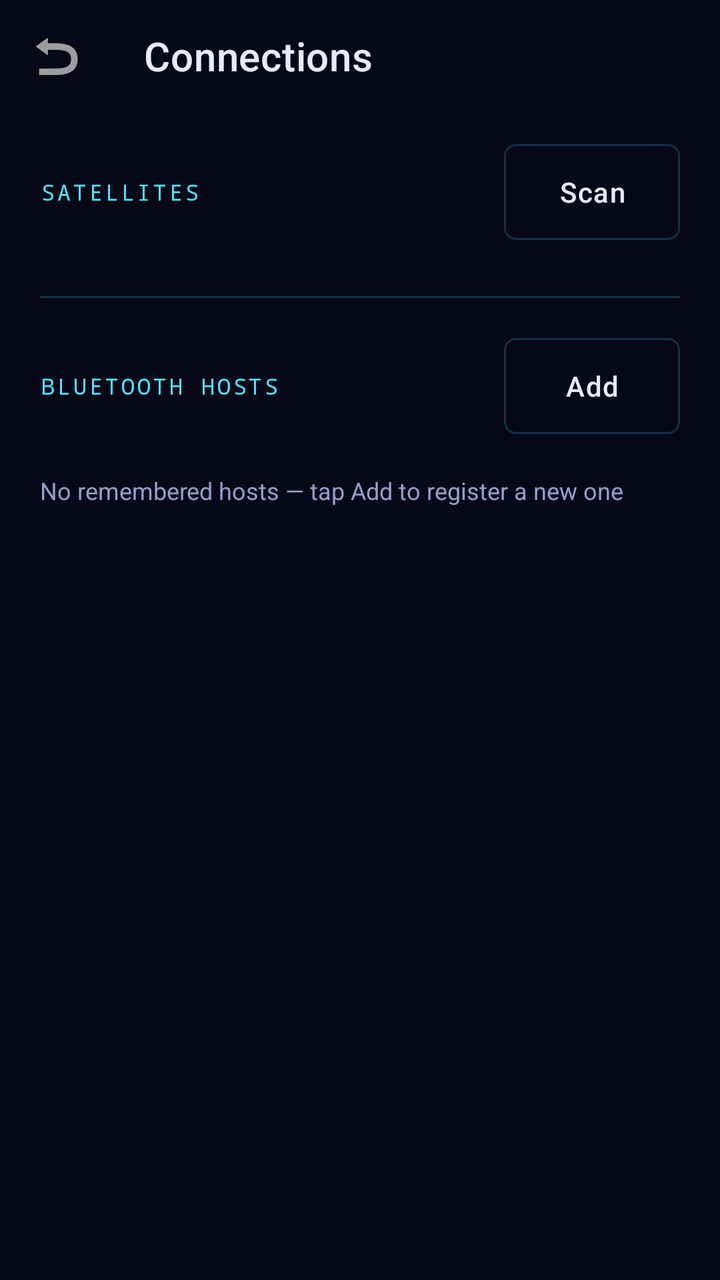
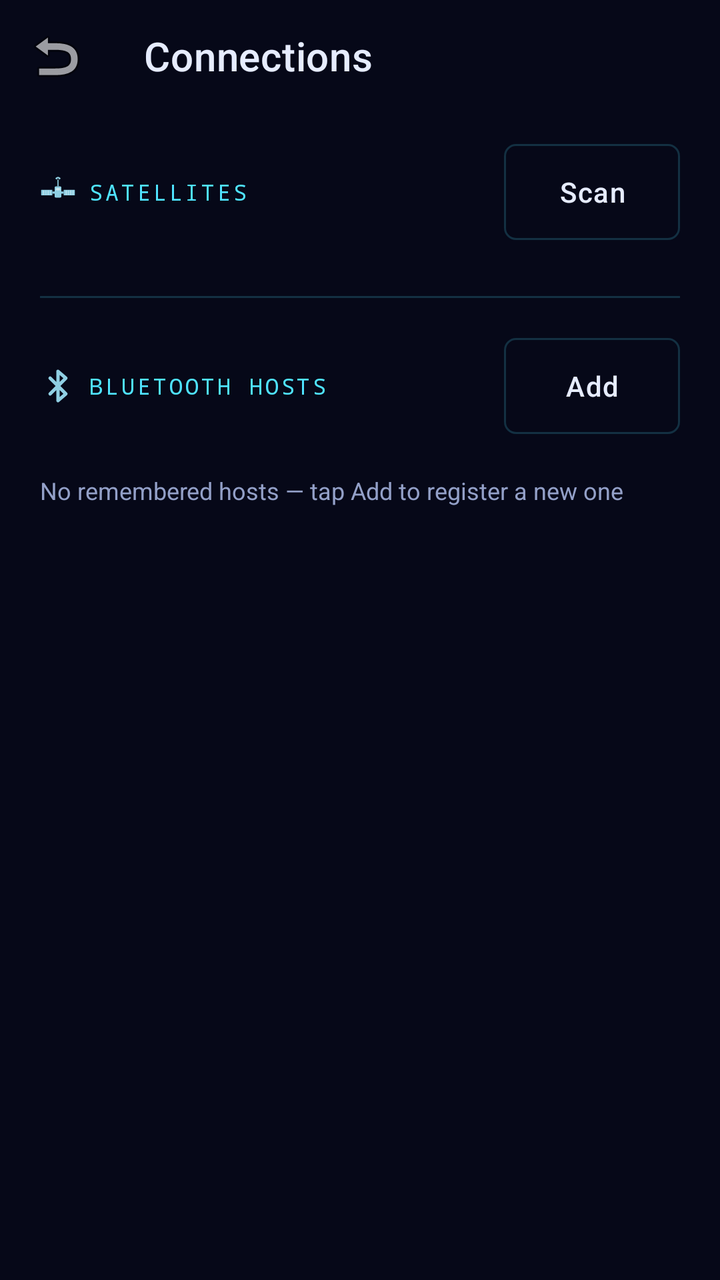

Two renders of the same Android screen: before a commit and after it. Below are the layout's source before the change and the commit's diff.
<!-- AndroidManifest.xml: activity theme Theme.Dish -->
<!-- res/layout/activity_connections.xml -->
<?xml version="1.0" encoding="utf-8"?>
<FrameLayout xmlns:android="http://schemas.android.com/apk/res/android"
    xmlns:app="http://schemas.android.com/apk/res-auto"
    android:layout_width="match_parent"
    android:layout_height="match_parent"
    android:background="@color/colorBackground"
    android:fitsSystemWindows="true">

    <LinearLayout
        android:layout_width="match_parent"
        android:layout_height="match_parent"
        android:orientation="vertical">

        <com.google.android.material.appbar.MaterialToolbar
            android:id="@+id/toolbar"
            android:layout_width="match_parent"
            android:layout_height="?attr/actionBarSize"
            android:background="@color/colorBackground"
            app:title="Connections"
            app:titleTextColor="@color/colorOnSurface"
            app:navigationIcon="@android:drawable/ic_menu_revert" />

        <androidx.core.widget.NestedScrollView
            android:layout_width="match_parent"
            android:layout_height="0dp"
            android:layout_weight="1"
            android:paddingHorizontal="20dp"
            android:paddingVertical="16dp">

            <LinearLayout
                android:layout_width="match_parent"
                android:layout_height="wrap_content"
                android:orientation="vertical">

                
                <LinearLayout
                    android:layout_width="match_parent"
                    android:layout_height="wrap_content"
                    android:orientation="horizontal"
                    android:gravity="center_vertical">

                    <TextView
                        android:layout_width="0dp"
                        android:layout_height="wrap_content"
                        android:layout_weight="1"
                        android:text="SATELLITES"
                        android:textColor="@color/colorPrimary"
                        android:textSize="11sp"
                        android:fontFamily="monospace"
                        android:letterSpacing="0.12" />

                    <com.google.android.material.button.MaterialButton
                        android:id="@+id/btnSatelliteScan"
                        style="@style/Widget.Dish.Button.Outlined"
                        android:layout_width="wrap_content"
                        android:layout_height="wrap_content"
                        android:text="Scan"
                        android:textAllCaps="false" />
                </LinearLayout>

                <LinearLayout
                    android:id="@+id/llSatelliteList"
                    android:layout_width="match_parent"
                    android:layout_height="wrap_content"
                    android:orientation="vertical"
                    android:paddingTop="8dp" />

                <TextView
                    android:id="@+id/tvSatelliteEmpty"
                    android:layout_width="match_parent"
                    android:layout_height="wrap_content"
                    android:text="Tap Scan to find satellites on your network"
                    android:textColor="@color/colorMuted"
                    android:textSize="12sp"
                    android:paddingVertical="12dp"
                    android:visibility="gone" />

                <View
                    android:layout_width="match_parent"
                    android:layout_height="1dp"
                    android:layout_marginVertical="20dp"
                    android:background="@color/colorOutline" />

                
                <LinearLayout
                    android:layout_width="match_parent"
                    android:layout_height="wrap_content"
                    android:orientation="horizontal"
                    android:gravity="center_vertical">

                    <TextView
                        android:layout_width="0dp"
                        android:layout_height="wrap_content"
                        android:layout_weight="1"
                        android:text="BLUETOOTH HOSTS"
                        android:textColor="@color/colorPrimary"
                        android:textSize="11sp"
                        android:fontFamily="monospace"
                        android:letterSpacing="0.12" />

                    <com.google.android.material.button.MaterialButton
                        android:id="@+id/btnBtAdd"
                        style="@style/Widget.Dish.Button.Outlined"
                        android:layout_width="wrap_content"
                        android:layout_height="wrap_content"
                        android:text="Add"
                        android:textAllCaps="false" />
                </LinearLayout>

                <LinearLayout
                    android:id="@+id/llBtList"
                    android:layout_width="match_parent"
                    android:layout_height="wrap_content"
                    android:orientation="vertical"
                    android:paddingTop="8dp" />

                <TextView
                    android:id="@+id/tvBtEmpty"
                    android:layout_width="match_parent"
                    android:layout_height="wrap_content"
                    android:text="No remembered hosts — tap Add to register a new one"
                    android:textColor="@color/colorMuted"
                    android:textSize="12sp"
                    android:paddingVertical="12dp" />

            </LinearLayout>
        </androidx.core.widget.NestedScrollView>
    </LinearLayout>

    
    <include layout="@layout/overlay_low_power" />
</FrameLayout>
<!-- res/layout/overlay_low_power.xml (included above) -->
<?xml version="1.0" encoding="utf-8"?>
<merge xmlns:android="http://schemas.android.com/apk/res/android">

    
    <LinearLayout
        android:id="@+id/llCountdownBanner"
        android:layout_width="match_parent"
        android:layout_height="wrap_content"
        android:layout_gravity="bottom"
        android:orientation="horizontal"
        android:gravity="center"
        android:background="@color/colorSurface"
        android:padding="12dp"
        android:visibility="gone">

        <TextView
            android:layout_width="wrap_content"
            android:layout_height="wrap_content"
            android:text="Low-power mode in "
            android:textColor="@color/colorMuted"
            android:textSize="13sp" />

        <TextView
            android:id="@+id/tvCountdownSeconds"
            android:layout_width="wrap_content"
            android:layout_height="wrap_content"
            android:text="30"
            android:textColor="@color/colorWarning"
            android:textSize="13sp"
            android:textStyle="bold" />

        <TextView
            android:layout_width="wrap_content"
            android:layout_height="wrap_content"
            android:text="s"
            android:textColor="@color/colorMuted"
            android:textSize="13sp" />
    </LinearLayout>

    
    <FrameLayout
        android:id="@+id/flLowPowerOverlay"
        android:layout_width="match_parent"
        android:layout_height="match_parent"
        android:background="@color/colorOverlayScrim"
        android:visibility="gone"
        android:clickable="true"
        android:focusable="true">

        <LinearLayout
            android:layout_width="wrap_content"
            android:layout_height="wrap_content"
            android:layout_gravity="center"
            android:orientation="vertical"
            android:gravity="center">

            <TextView
                android:id="@+id/tvLowPowerTime"
                android:layout_width="wrap_content"
                android:layout_height="wrap_content"
                android:text="00:00"
                android:textColor="@color/colorPrimary"
                android:textSize="48sp"
                android:fontFamily="monospace"
                android:textStyle="bold" />

            <TextView
                android:id="@+id/tvLowPowerStatus"
                android:layout_width="wrap_content"
                android:layout_height="wrap_content"
                android:text="LOW POWER — TAP TO WAKE"
                android:textColor="@color/colorMuted"
                android:textSize="12sp"
                android:layout_marginTop="8dp"
                android:fontFamily="monospace" />
        </LinearLayout>
    </FrameLayout>
</merge>
<!-- resources referenced by this layout -->
<resources>
  <color name="colorBackground">#060818</color>
  <color name="colorMuted">#93A0C8</color>
  <color name="colorOnSurface">#E6ECFF</color>
  <color name="colorOutline">#2E4FE3FF</color>
  <color name="colorOverlayScrim">#CC000000</color>
  <color name="colorPrimary">#4FE3FF</color>
  <color name="colorSurface">#0C1027</color>
  <color name="colorWarning">#F59E0B</color>
  <color name="colorPrimaryDark">#2C93AD</color>
  <color name="colorOnPrimary">#060818</color>
  <color name="colorPrimaryMid">#2C93AD</color>
  <color name="colorError">#E74C3C</color>
  <!-- unchanged entries left out for length: 3 -->
</resources>

<!-- the commit's change to res/layout/activity_connections.xml (unified diff, before → after) -->
@@ -1,5 +1,5 @@
 <?xml version="1.0" encoding="utf-8"?>
-<FrameLayout xmlns:android="http://schemas.android.com/apk/res/android"
+<androidx.coordinatorlayout.widget.CoordinatorLayout xmlns:android="http://schemas.android.com/apk/res/android"
     xmlns:app="http://schemas.android.com/apk/res-auto"
     android:layout_width="match_parent"
     android:layout_height="match_parent"
@@ -16,7 +16,7 @@
             android:layout_width="match_parent"
             android:layout_height="?attr/actionBarSize"
             android:background="@color/colorBackground"
-            app:title="Connections"
+            app:title="@string/title_connections"
             app:titleTextColor="@color/colorOnSurface"
             app:navigationIcon="@android:drawable/ic_menu_revert" />
 
@@ -39,11 +39,19 @@
                     android:orientation="horizontal"
                     android:gravity="center_vertical">
 
+                    
+                    <ImageView
+                        android:layout_width="18dp"
+                        android:layout_height="18dp"
+                        android:layout_marginEnd="6dp"
+                        android:contentDescription="@null"
+                        android:src="@drawable/ic_satellite" />
+
                     <TextView
                         android:layout_width="0dp"
                         android:layout_height="wrap_content"
                         android:layout_weight="1"
-                        android:text="SATELLITES"
+                        android:text="@string/section_satellites"
                         android:textColor="@color/colorPrimary"
                         android:textSize="11sp"
                         android:fontFamily="monospace"
@@ -54,7 +62,7 @@
                         style="@style/Widget.Dish.Button.Outlined"
                         android:layout_width="wrap_content"
                         android:layout_height="wrap_content"
-                        android:text="Scan"
+                        android:text="@string/action_scan"
                         android:textAllCaps="false" />
                 </LinearLayout>
 
@@ -69,7 +77,7 @@
                     android:id="@+id/tvSatelliteEmpty"
                     android:layout_width="match_parent"
                     android:layout_height="wrap_content"
-                    android:text="Tap Scan to find satellites on your network"
+                    android:text="@string/discovery_empty_never_scanned"
                     android:textColor="@color/colorMuted"
                     android:textSize="12sp"
                     android:paddingVertical="12dp"
@@ -88,11 +96,18 @@
                     android:orientation="horizontal"
                     android:gravity="center_vertical">
 
+                    <ImageView
+                        android:layout_width="18dp"
+                        android:layout_height="18dp"
+                        android:layout_marginEnd="6dp"
+                        android:contentDescription="@null"
+                        android:src="@drawable/ic_bluetooth" />
+
                     <TextView
                         android:layout_width="0dp"
                         android:layout_height="wrap_content"
                         android:layout_weight="1"
-                        android:text="BLUETOOTH HOSTS"
+                        android:text="@string/section_bluetooth_hosts"
                         android:textColor="@color/colorPrimary"
                         android:textSize="11sp"
                         android:fontFamily="monospace"
@@ -103,7 +118,7 @@
                         style="@style/Widget.Dish.Button.Outlined"
                         android:layout_width="wrap_content"
                         android:layout_height="wrap_content"
-                        android:text="Add"
+                        android:text="@string/action_add"
                         android:textAllCaps="false" />
                 </LinearLayout>
 
@@ -118,7 +133,7 @@
                     android:id="@+id/tvBtEmpty"
                     android:layout_width="match_parent"
                     android:layout_height="wrap_content"
-                    android:text="No remembered hosts — tap Add to register a new one"
+                    android:text="@string/bt_hosts_empty"
                     android:textColor="@color/colorMuted"
                     android:textSize="12sp"
                     android:paddingVertical="12dp" />
@@ -129,7 +144,7 @@
 
     
     <include layout="@layout/overlay_low_power" />
-</FrameLayout>
+</androidx.coordinatorlayout.widget.CoordinatorLayout>
 <!-- res/layout/overlay_low_power.xml (included above) -->
 <?xml version="1.0" encoding="utf-8"?>
 <merge xmlns:android="http://schemas.android.com/apk/res/android">
@@ -137,37 +152,47 @@
     
     <LinearLayout
         android:id="@+id/llCountdownBanner"
-        android:layout_width="match_parent"
+        android:layout_width="wrap_content"
         android:layout_height="wrap_content"
-        android:layout_gravity="bottom"
+        android:layout_gravity="bottom|center_horizontal"
+        android:layout_marginBottom="24dp"
+        android:background="@drawable/bg_pill"
         android:orientation="horizontal"
-        android:gravity="center"
-        android:background="@color/colorSurface"
-        android:padding="12dp"
+        android:gravity="center_vertical"
+        android:paddingHorizontal="20dp"
+        android:paddingVertical="10dp"
         android:visibility="gone">
 
         <TextView
             android:layout_width="wrap_content"
             android:layout_height="wrap_content"
-            android:text="Low-power mode in "
+            android:text="@string/low_power_in"
             android:textColor="@color/colorMuted"
-            android:textSize="13sp" />
+            android:textSize="12sp"
+            android:fontFamily="monospace"
+            android:letterSpacing="0.12"
+            android:layout_marginEnd="10dp" />
 
         <TextView
             android:id="@+id/tvCountdownSeconds"
             android:layout_width="wrap_content"
             android:layout_height="wrap_content"
-            android:text="30"
-            android:textColor="@color/colorWarning"
-            android:textSize="13sp"
-            android:textStyle="bold" />
-
-        <TextView
-            android:layout_width="wrap_content"
-            android:layout_height="wrap_content"
-            android:text="s"
+            android:minWidth="24dp"
+            android:gravity="center"
+            android:text="@string/low_power_countdown_placeholder"
+            android:textColor="@color/colorPrimary"
+            android:textSize="22sp"
+            android:textStyle="bold"
+            android:fontFamily="monospace" />
+
+        <TextView
+            android:layout_width="wrap_content"
+            android:layout_height="wrap_content"
+            android:text="@string/low_power_seconds_suffix"
             android:textColor="@color/colorMuted"
-            android:textSize="13sp" />
+            android:textSize="14sp"
+            android:fontFamily="monospace"
+            android:layout_marginStart="2dp" />
     </LinearLayout>
 
     
@@ -176,36 +201,80 @@
         android:layout_width="match_parent"
         android:layout_height="match_parent"
         android:background="@color/colorOverlayScrim"
-        android:visibility="gone"
         android:clickable="true"
-        android:focusable="true">
-
+        android:focusable="true"
+        android:visibility="gone">
+
+        
         <LinearLayout
             android:layout_width="wrap_content"
             android:layout_height="wrap_content"
             android:layout_gravity="center"
             android:orientation="vertical"
-            android:gravity="center">
+            android:gravity="center_horizontal">
+
+            <TextView
+                android:layout_width="wrap_content"
+                android:layout_height="wrap_content"
+                android:text="@string/low_power"
+                android:textColor="@color/colorPrimary"
+                android:textSize="11sp"
+                android:textStyle="bold"
+                android:fontFamily="monospace"
+                android:letterSpacing="0.32" />
+
+            
+            <View
+                android:layout_width="56dp"
+                android:layout_height="1dp"
+                android:layout_marginTop="10dp"
+                android:background="@color/colorOutline" />
 
             <TextView
                 android:id="@+id/tvLowPowerTime"
                 android:layout_width="wrap_content"
                 android:layout_height="wrap_content"
-                android:text="00:00"
+                android:layout_marginTop="14dp"
+                android:text="@string/low_power_clock_placeholder"
                 android:textColor="@color/colorPrimary"
-                android:textSize="48sp"
+                android:textSize="64sp"
+                android:textStyle="bold"
                 android:fontFamily="monospace"
-                android:textStyle="bold" />
+                android:letterSpacing="0.04" />
+
+            
+            <View
+                android:layout_width="56dp"
+                android:layout_height="1dp"
+                android:layout_marginTop="14dp"
+                android:background="@color/colorOutline" />
 
             <TextView
                 android:id="@+id/tvLowPowerStatus"
                 android:layout_width="wrap_content"
                 android:layout_height="wrap_content"
-                android:text="LOW POWER — TAP TO WAKE"
+                android:layout_marginTop="14dp"
+                android:text="@string/low_power_status_idle"
                 android:textColor="@color/colorMuted"
                 android:textSize="12sp"
-                android:layout_marginTop="8dp"
-                android:fontFamily="monospace" />
+                android:fontFamily="monospace"
+                android:letterSpacing="0.08" />
         </LinearLayout>
+
+        
+        <TextView
+            android:layout_width="wrap_content"
+            android:layout_height="wrap_content"
+            android:layout_gravity="bottom|center_horizontal"
+            android:layout_marginBottom="32dp"
+            android:alpha="0.7"
+            android:background="@drawable/bg_pill"
+            android:paddingHorizontal="18dp"
+            android:paddingVertical="8dp"
+            android:text="@string/low_power_tap_to_wake"
+            android:textColor="@color/colorMuted"
+            android:textSize="11sp"
+            android:fontFamily="monospace"
+            android:letterSpacing="0.18" />
     </FrameLayout>
 </merge>
<!-- resource entries referenced after the edit -->
@@ -6,8 +6,83 @@
   <color name="colorOutline">#2E4FE3FF</color>
   <color name="colorOverlayScrim">#CC000000</color>
   <color name="colorPrimary">#4FE3FF</color>
+  <!-- drawable bg_pill (drawable) -->
+  <?xml version="1.0" encoding="utf-8"?>
+  <shape xmlns:android="http://schemas.android.com/apk/res/android"
+      android:shape="rectangle">
+      <solid android:color="@color/colorSurface" />
+      <corners android:radius="20dp" />
+      <stroke android:width="1dp" android:color="@color/colorOutline" />
+  </shape>
+  <!-- drawable ic_bluetooth (drawable) -->
+  <vector xmlns:android="http://schemas.android.com/apk/res/android"
+      android:width="24dp"
+      android:height="24dp"
+      android:viewportWidth="64"
+      android:viewportHeight="64">
+      <path
+          android:strokeColor="#8FCFE3"
+          android:strokeWidth="6"
+          android:strokeLineCap="round"
+          android:strokeLineJoin="round"
+          android:pathData="M18,18 L46,46 L32,58 L32,6 L46,18 L18,46" />
+  </vector>
+  <!-- drawable ic_satellite (drawable) -->
+  <vector xmlns:android="http://schemas.android.com/apk/res/android"
+      android:width="24dp"
+      android:height="24dp"
+      android:viewportWidth="64"
+      android:viewportHeight="64">
+      
+      <path
+          android:fillColor="#8FCFE3"
+          android:pathData="M3,28 H21 A1,1 0 0 1 22,29 V37 A1,1 0 0 1 21,38 H3 A1,1 0 0 1 2,37 V29 A1,1 0 0 1 3,28 Z" />
+      
+      <path
+          android:fillColor="#8FCFE3"
+          android:pathData="M43,28 H61 A1,1 0 0 1 62,29 V37 A1,1 0 0 1 61,38 H43 A1,1 0 0 1 42,37 V29 A1,1 0 0 1 43,28 Z" />
+      
+      <path
+          android:fillColor="#FFFFFF"
+          android:fillAlpha="0.55"
+          android:pathData="M6,29 H7 V37 H6 Z M10,29 H11 V37 H10 Z M14,29 H15 V37 H14 Z M18,29 H19 V37 H18 Z M46,29 H47 V37 H46 Z M50,29 H51 V37 H50 Z M54,29 H55 V37 H54 Z M58,29 H59 V37 H58 Z" />
+      
+      <path
+          android:fillColor="#8FCFE3"
+          android:pathData="M22,31 H26 V35 H22 Z M38,31 H42 V35 H38 Z" />
+      
+      <path
+          android:fillColor="#8FCFE3"
+          android:pathData="M28,22 H36 A2,2 0 0 1 38,24 V40 A2,2 0 0 1 36,42 H28 A2,2 0 0 1 26,40 V24 A2,2 0 0 1 28,22 Z" />
+      
+      <path
+          android:fillColor="#FFFFFF"
+          android:fillAlpha="0.55"
+          android:pathData="M29,25 H35 A1,1 0 0 1 36,26 V28 A1,1 0 0 1 35,29 H29 A1,1 0 0 1 28,28 V26 A1,1 0 0 1 29,25 Z" />
+      
+      <path
+          android:fillColor="#8FCFE3"
+          android:pathData="M31,10 H33 V22 H31 Z" />
+      
+      <path
+          android:fillColor="#8FCFE3"
+          android:pathData="M27,8 Q32,2 37,8 L34,10 Q32,5 30,10 Z" />
+  </vector>
+  <string name="action_add">Add</string>
+  <string name="action_scan">Scan</string>
+  <string name="bt_hosts_empty">No remembered hosts — tap Add to register a new one</string>
+  <string name="discovery_empty_never_scanned">Tap Scan to find satellites on your network</string>
+  <string name="low_power">LOW POWER</string>
+  <string name="low_power_clock_placeholder" translatable="false">00:00</string>
+  <string name="low_power_countdown_placeholder" translatable="false">5</string>
+  <string name="low_power_in">LOW POWER IN</string>
+  <string name="low_power_seconds_suffix">s</string>
+  <string name="low_power_status_idle">Idle</string>
+  <string name="low_power_tap_to_wake">TAP TO WAKE</string>
+  <string name="section_bluetooth_hosts">BLUETOOTH HOSTS</string>
+  <string name="section_satellites">SATELLITES</string>
+  <string name="title_connections">Connections</string>
   <color name="colorSurface">#0C1027</color>
-  <color name="colorWarning">#F59E0B</color>
   <color name="colorPrimaryDark">#2C93AD</color>
   <color name="colorOnPrimary">#060818</color>
   <color name="colorPrimaryMid">#2C93AD</color>
